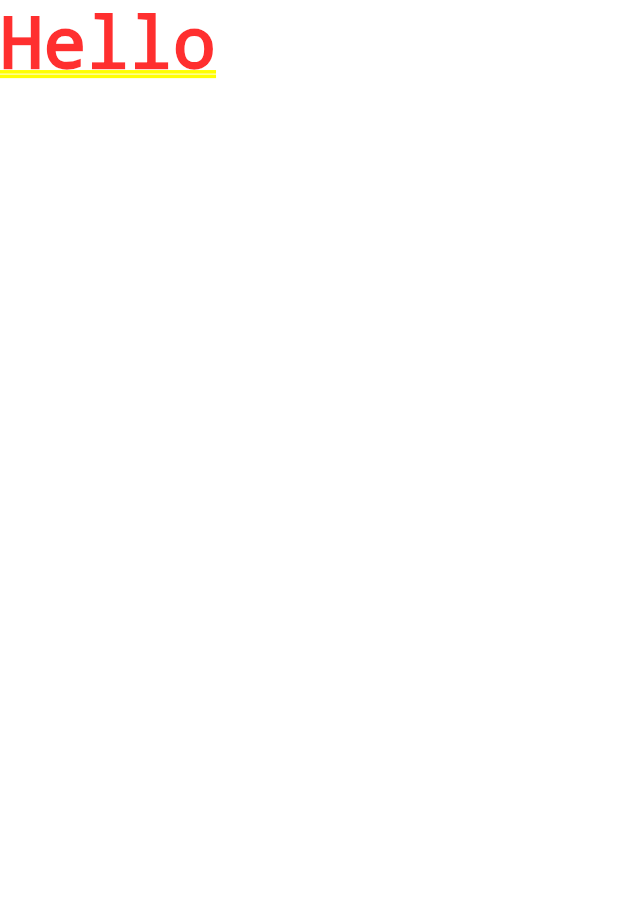
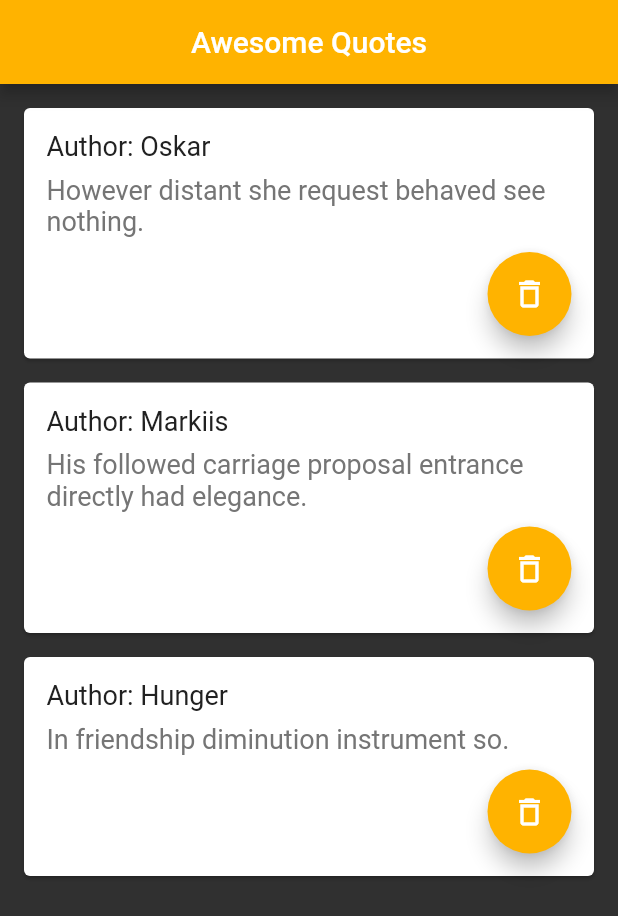
Before and after one commit to Tokscull/FlutterSample, a Flutter app: the screen it shows after launch, on a phone screen of 412 x 824 dp. Shown: the top 916 px of the screen. Run offline on Flutter 3.47's test engine with Material 2 defaults, Android fonts, the phone set to English and light mode, and no system bars.

Commit message:
feature(awesomeQuotes): create simple awesome quotes app

```diff
--- a/lib/main.dart
+++ b/lib/main.dart
@@ -1,6 +1,48 @@
+import 'package:flutter/cupertino.dart';
 import 'package:flutter/material.dart';
+import 'package:flutter_sample/quote_card.dart';
+import 'quote.dart';
 
 void main() => runApp(MaterialApp(
-  home: Text('Hello'),
+  home: QuoteList(),
+));
 
-));
+class QuoteList extends StatefulWidget {
+  @override
+  _QuoteListState createState() => _QuoteListState();
+}
+
+class _QuoteListState extends State<QuoteList> {
+
+  List<Quote> quotes = [
+    Quote(author: 'Oskar',
+        text: 'However distant she request behaved see nothing.'),
+    Quote(author: 'Markiis',
+        text: 'His followed carriage proposal entrance directly had elegance.'),
+    Quote(author: 'Hunger', text: 'In friendship diminution instrument so.'),
+  ];
+
+  @override
+  Widget build(BuildContext context) {
+    return Scaffold(
+        backgroundColor: Colors.grey[850],
+        appBar: AppBar(
+          title: Text('Awesome Quotes'),
+          centerTitle: true,
+          backgroundColor: Colors.amber[600],
+        ),
+        body: Column(
+          children: quotes.map((quote) =>
+              QuoteCard(
+                quote: quote,
+                delete: () {
+                  setState(() {
+                    quotes.remove(quote);
+                  });
+                },
+              )).toList(),
+        )
+    );
+  }
+
+}
--- /dev/null
+++ b/lib/quote.dart
@@ -0,0 +1,8 @@
+
+class Quote {
+  String text;
+  String author;
+
+  Quote({this.text, this.author});
+
+}
--- /dev/null
+++ b/lib/quote_card.dart
@@ -0,0 +1,52 @@
+import 'package:flutter/material.dart';
+import 'quote.dart';
+
+class QuoteCard extends StatelessWidget {
+
+  final Quote quote;
+  final Function delete;
+
+  QuoteCard({this.quote, this.delete});
+
+  @override
+  Widget build(BuildContext context) {
+    return Card(
+      color: Colors.lightBlueAccent[50],
+      margin: EdgeInsets.fromLTRB(16.0, 16.0, 16.0, 0.0),
+      child: Padding(
+        padding: EdgeInsets.all(15.0),
+        child: Column(
+          crossAxisAlignment: CrossAxisAlignment.stretch,
+          children: <Widget>[
+            Text(
+              'Author: ' + quote.author,
+              style: TextStyle(
+                fontSize: 18.0,
+                color: Colors.grey[900],
+              ),
+            ),
+            SizedBox(height: 8.0),
+            Text(
+              quote.text,
+              style: TextStyle(
+                fontSize: 18.0,
+                color: Colors.grey[600],
+              ),
+            ),
+            SizedBox(height: 10.0),
+            Row(
+              children: <Widget>[
+                Flexible(fit: FlexFit.tight, child: SizedBox()),
+                FloatingActionButton(
+                  onPressed: delete,
+                  child: Icon(Icons.delete_outline),
+                  backgroundColor: Colors.amber[600],
+                ),
+              ],
+            ),
+          ],
+        ),
+      ),
+    );
+  }
+}
```
